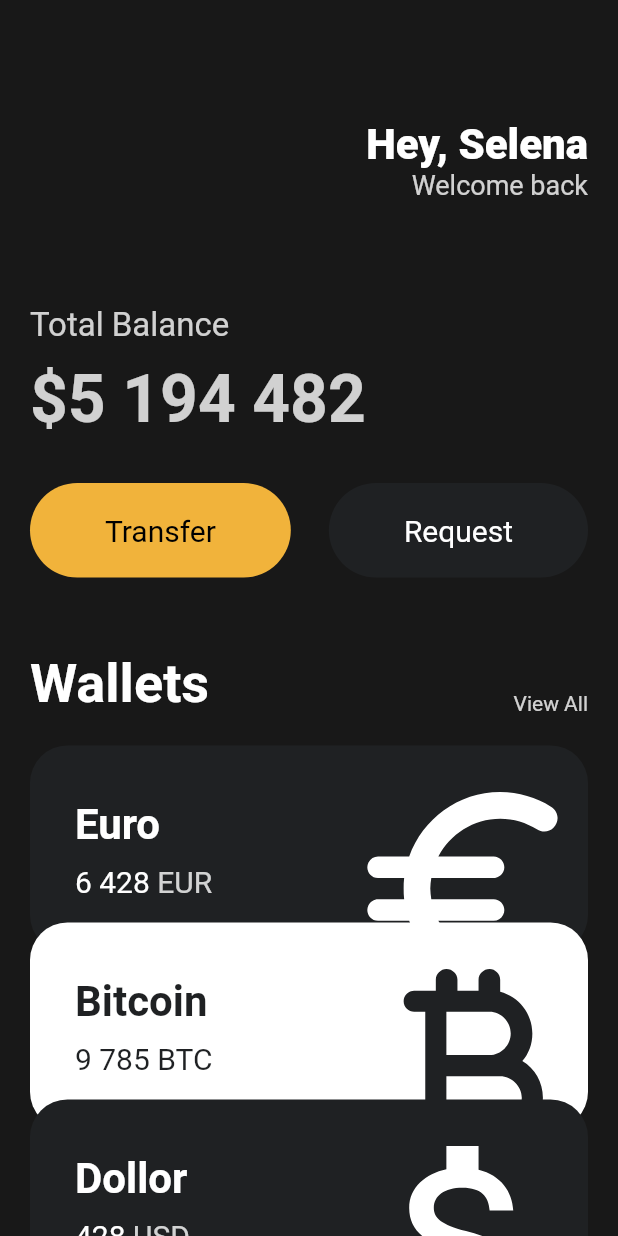
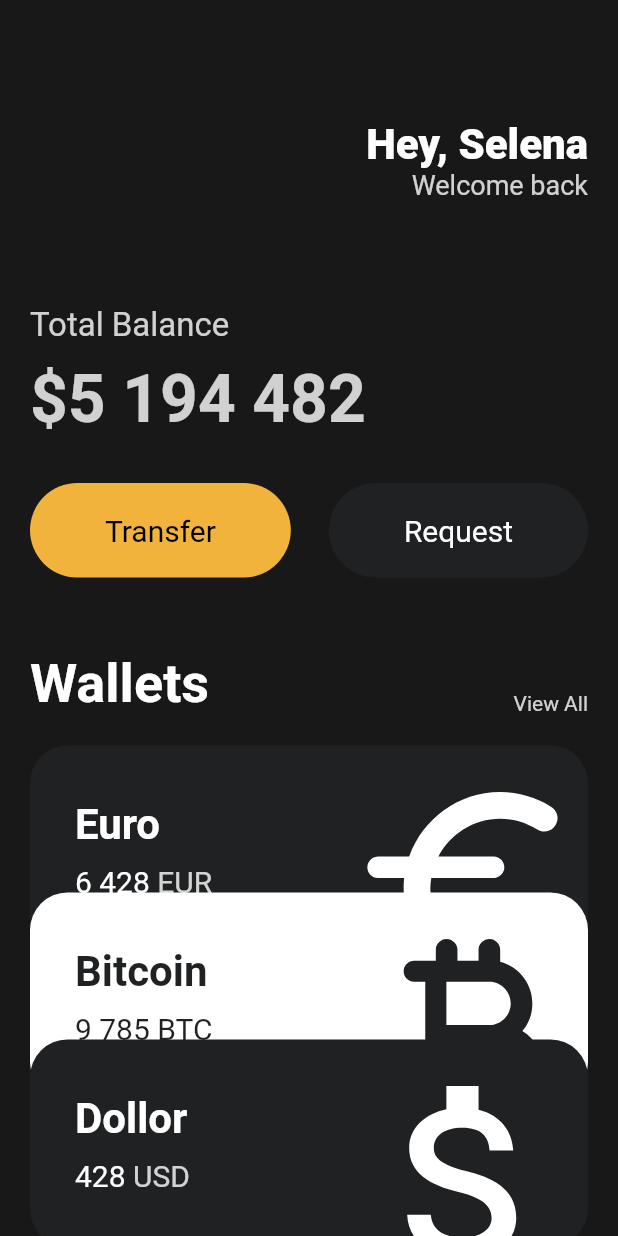
Before and after one commit to NobueSato/toonflix, a Flutter app: the screen it shows after launch, on a phone screen of 412 x 824 dp. Run offline on Flutter 3.47's test engine with Material 2 defaults, Android fonts, the phone set to English and light mode, and no system bars.

Commit message:
Include Transform.translate inside of CurrencyCard

```diff
--- a/lib/main.dart
+++ b/lib/main.dart
@@ -117,6 +117,7 @@ class App extends StatelessWidget {
                   amount: '6 428',
                   icon: Icons.euro_rounded,
                   isInverted: false,
+                  order: 1,
                 ),
                 Transform.translate(
                   offset: const Offset(0, -20),
@@ -126,6 +127,7 @@ class App extends StatelessWidget {
                     amount: '9 785',
                     icon: Icons.currency_bitcoin_rounded,
                     isInverted: true,
+                    order: 2,
                   ),
                 ),
                 Transform.translate(
@@ -136,6 +138,7 @@ class App extends StatelessWidget {
                     amount: '428',
                     icon: Icons.attach_money_outlined,
                     isInverted: false,
+                    order: 3,
                   ),
                 ),
               ],
--- a/lib/widgets/currency_card.dart
+++ b/lib/widgets/currency_card.dart
@@ -4,6 +4,7 @@ class CurrencyCard extends StatelessWidget {
   final String name, code, amount;
   final IconData icon;
   final bool isInverted;
+  final double order;
 
   final _blackColor = const Color(0xFF1F2123); // _ makes it private
 
@@ -14,11 +15,16 @@ class CurrencyCard extends StatelessWidget {
     required this.amount,
     required this.icon,
     required this.isInverted,
+    required this.order,
   });
 
   @override
   Widget build(BuildContext context) {
-    return Container(
+    return Transform.translate(
+      offset: order == 1
+          ? const Offset(0, 0)
+          : Offset(0, (order - 1) * -20), //first index=1
+      child: Container(
         clipBehavior: Clip.hardEdge,
         decoration: BoxDecoration(
           color: isInverted ? Colors.white : _blackColor,
@@ -75,6 +81,7 @@ class CurrencyCard extends StatelessWidget {
             ],
           ),
         ),
+      ),
     );
   }
 }
```
Lines whose indentation alone changed are shown as unchanged.
